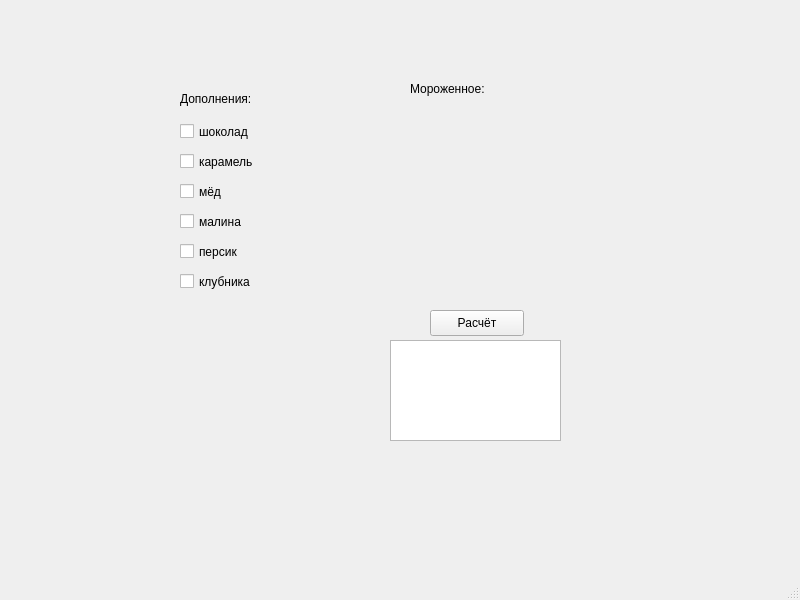
Qt form 2 curs/2_half/OOP/lab2/mainwindow.ui (Weit145/OP-SUAI-4431) before a commit.
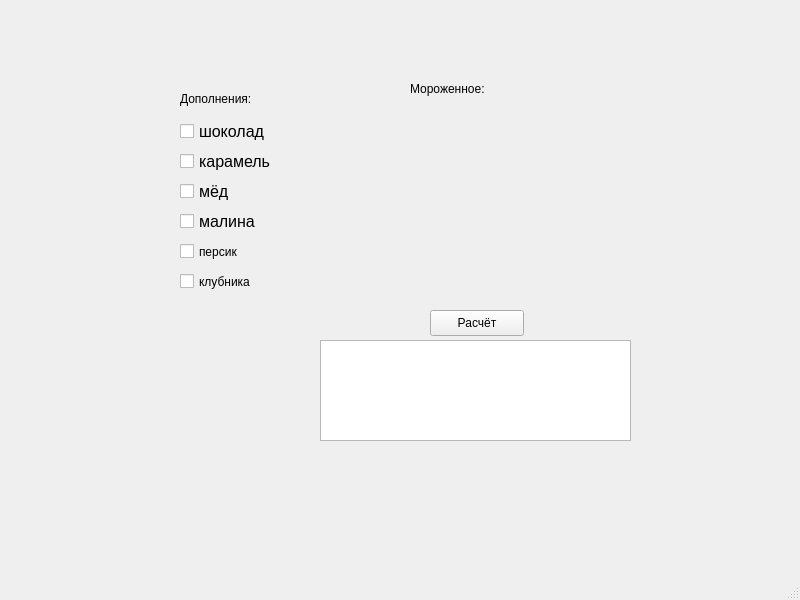
The same form after that commit. Icons and pictures are not drawn.

Patch:
```diff
--- a/2 curs/2_half/OOP/lab2/mainwindow.ui
+++ b/2 curs/2_half/OOP/lab2/mainwindow.ui
@@ -23,6 +23,11 @@
       <height>23</height>
      </rect>
     </property>
+    <property name="font">
+     <font>
+      <pointsize>12</pointsize>
+     </font>
+    </property>
     <property name="text">
      <string>шоколад</string>
     </property>
@@ -36,6 +41,11 @@
       <height>23</height>
      </rect>
     </property>
+    <property name="font">
+     <font>
+      <pointsize>12</pointsize>
+     </font>
+    </property>
     <property name="text">
      <string>карамель</string>
     </property>
@@ -49,6 +59,11 @@
       <height>23</height>
      </rect>
     </property>
+    <property name="font">
+     <font>
+      <pointsize>12</pointsize>
+     </font>
+    </property>
     <property name="text">
      <string>мёд</string>
     </property>
@@ -62,6 +77,11 @@
       <height>23</height>
      </rect>
     </property>
+    <property name="font">
+     <font>
+      <pointsize>12</pointsize>
+     </font>
+    </property>
     <property name="text">
      <string>малина</string>
     </property>
@@ -150,31 +170,12 @@
      <string>Расчёт</string>
     </property>
    </widget>
-   <widget class="QLabel" name="label">
-    <property name="geometry">
-     <rect>
-      <x>615</x>
-      <y>260</y>
-      <width>91</width>
-      <height>91</height>
-     </rect>
-    </property>
-    <property name="text">
-     <string/>
-    </property>
-    <property name="pixmap">
-     <pixmap>build/Desktop-u041eu0442u043bu0430u0434u043au0430/ice.png</pixmap>
-    </property>
-    <property name="scaledContents">
-     <bool>true</bool>
-    </property>
-   </widget>
    <widget class="QTextBrowser" name="textBrowser_2">
     <property name="geometry">
      <rect>
-      <x>390</x>
+      <x>320</x>
       <y>340</y>
-      <width>171</width>
+      <width>311</width>
       <height>101</height>
      </rect>
     </property>
```
Left out of the diff: 1 changed line with no effect on the pictures.
